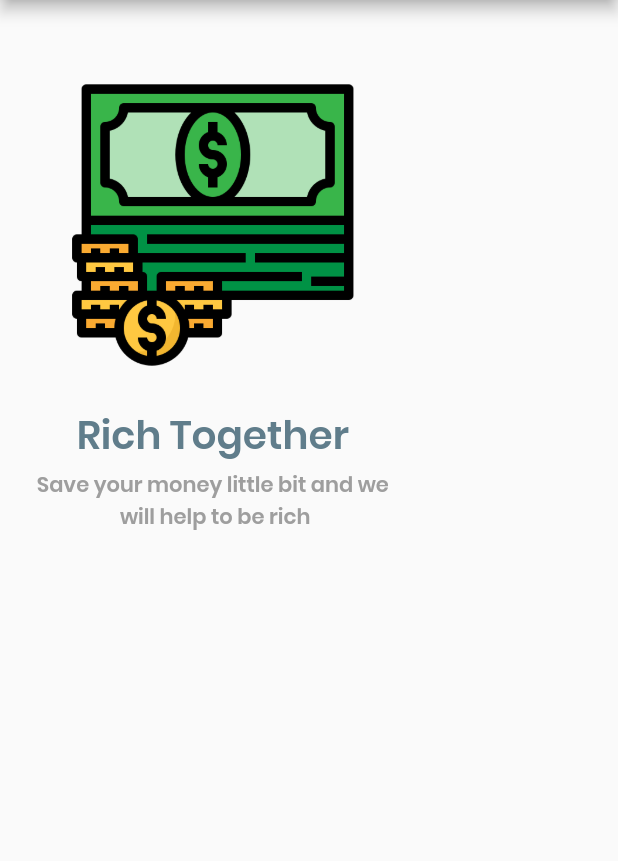
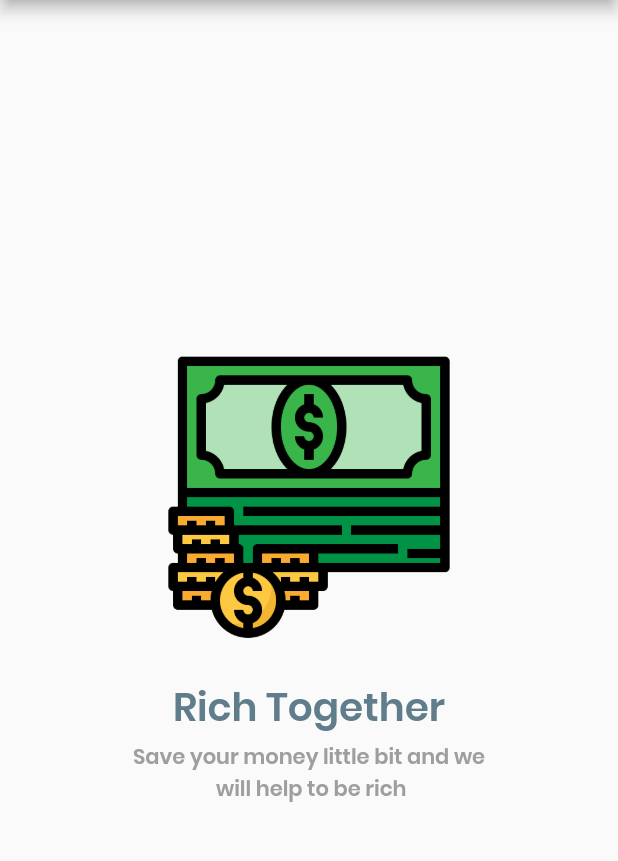
Before and after one commit to hanasoke/cashy_app, a Flutter app: the screen it shows after launch, on a phone screen of 412 x 824 dp, the part 84-945 px from its top. Run offline on Flutter 3.47's test engine with Material 2 defaults, Android fonts, the phone set to English and light mode, and no system bars.

Commit message:
AxisAlignment Property

```diff
--- a/lib/main.dart
+++ b/lib/main.dart
@@ -25,8 +25,12 @@ class MyApp extends StatelessWidget {
         body: SafeArea(
           child: Container(
             margin: EdgeInsets.only(left: 23, top: 0, right: 23, bottom: 0),
-            padding: EdgeInsets.only(left: 0, top: 50, right: 0, bottom: 0),
-            child: Column(
+            padding: EdgeInsets.only(left: 0, top: 0, right: 0, bottom: 0),
+            child: Row(
+              mainAxisAlignment: MainAxisAlignment.center,
+              children: <Widget>[
+                Column(
+                mainAxisAlignment: MainAxisAlignment.center,
                 children: <Widget>[
                   Image(
                     image: AssetImage('assets/images/money.png'),
@@ -43,6 +47,8 @@ class MyApp extends StatelessWidget {
                   textAlign: TextAlign.center)
                 ],
               ),
+            ],
+            ),
           ),
         ),
       ),
```
Lines whose indentation alone changed are shown as unchanged.
